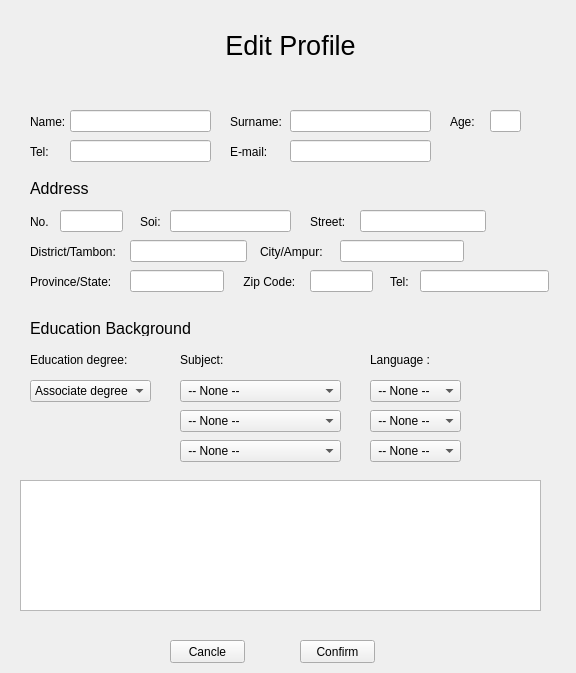
Before: the Qt Designer form ui_form/Edit_Create_User_Profile.ui in Sirawap/PathFinder-Project, drawn with Qt 5.
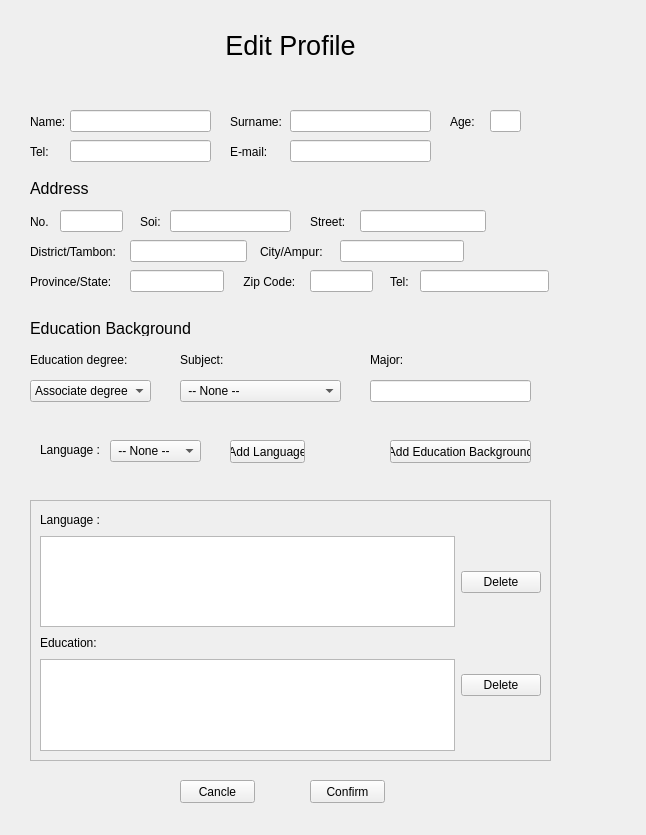
After: the same form once the commit is applied. Icons and pictures are not drawn.

```diff
--- a/ui_form/Edit_Create_User_Profile.ui
+++ b/ui_form/Edit_Create_User_Profile.ui
@@ -6,8 +6,8 @@
    <rect>
     <x>0</x>
     <y>0</y>
-    <width>576</width>
-    <height>673</height>
+    <width>646</width>
+    <height>835</height>
    </rect>
   </property>
   <property name="windowTitle">
@@ -136,21 +136,11 @@
     <string>Subject:</string>
    </property>
   </widget>
-  <widget class="QListWidget" name="listWidget_ED_background">
-   <property name="geometry">
-    <rect>
-     <x>20</x>
-     <y>480</y>
-     <width>521</width>
-     <height>131</height>
-    </rect>
-   </property>
-  </widget>
   <widget class="QPushButton" name="pushButton_cancle_profile">
    <property name="geometry">
     <rect>
-     <x>170</x>
-     <y>640</y>
+     <x>180</x>
+     <y>780</y>
      <width>75</width>
      <height>23</height>
     </rect>
@@ -162,8 +152,8 @@
   <widget class="QPushButton" name="pushButton_confirm_profile">
    <property name="geometry">
     <rect>
-     <x>300</x>
-     <y>640</y>
+     <x>310</x>
+     <y>780</y>
      <width>75</width>
      <height>23</height>
     </rect>
@@ -555,86 +545,11 @@
     <string>Tel:</string>
    </property>
   </widget>
-  <widget class="QComboBox" name="comboBox_subject_2">
-   <property name="geometry">
-    <rect>
-     <x>180</x>
-     <y>410</y>
-     <width>161</width>
-     <height>22</height>
-    </rect>
-   </property>
-   <item>
-    <property name="text">
-     <string> -- None --</string>
-    </property>
-   </item>
-   <item>
-    <property name="text">
-     <string>Accounting</string>
-    </property>
-   </item>
-   <item>
-    <property name="text">
-     <string>Computer Science</string>
-    </property>
-   </item>
-   <item>
-    <property name="text">
-     <string>Engineering</string>
-    </property>
-   </item>
-   <item>
-    <property name="text">
-     <string>Business Administration</string>
-    </property>
-   </item>
-   <item>
-    <property name="text">
-     <string>Sociology/Social Work</string>
-    </property>
-   </item>
-   <item>
-    <property name="text">
-     <string>Mathematics/Statistics</string>
-    </property>
-   </item>
-   <item>
-    <property name="text">
-     <string>Psychology</string>
-    </property>
-   </item>
-   <item>
-    <property name="text">
-     <string>History/Political Science</string>
-    </property>
-   </item>
-   <item>
-    <property name="text">
-     <string>Healthcare</string>
-    </property>
-   </item>
-   <item>
-    <property name="text">
-     <string>Education</string>
-    </property>
-   </item>
-   <item>
-    <property name="text">
-     <string>Environmental Science</string>
-    </property>
-   </item>
-   <item>
-    <property name="text">
-     <string>Visual &amp; Performing Arts</string>
-    </property>
-   </item>
-  </widget>
   <widget class="QComboBox" name="register_language">
    <property name="geometry">
     <rect>
-     <x>370</x>
-     <y>380</y>
+     <x>110</x>
+     <y>440</y>
      <width>91</width>
      <height>22</height>
     </rect>
@@ -678,9 +593,9 @@
   <widget class="QLabel" name="label_20">
    <property name="geometry">
     <rect>
-     <x>370</x>
-     <y>350</y>
-     <width>101</width>
+     <x>40</x>
+     <y>440</y>
+     <width>61</width>
      <height>20</height>
     </rect>
    </property>
@@ -688,170 +603,218 @@
     <string>Language :</string>
    </property>
   </widget>
-  <widget class="QComboBox" name="register_language_2">
+  <widget class="QLabel" name="label_21">
    <property name="geometry">
     <rect>
      <x>370</x>
-     <y>410</y>
-     <width>91</width>
-     <height>22</height>
+     <y>350</y>
+     <width>101</width>
+     <height>20</height>
     </rect>
    </property>
-   <item>
-    <property name="text">
-     <string> -- None -- </string>
-    </property>
-   </item>
-   <item>
-    <property name="text">
-     <string>English</string>
-    </property>
-   </item>
-   <item>
-    <property name="text">
-     <string>Thai</string>
-    </property>
-   </item>
-   <item>
-    <property name="text">
-     <string>Chinese</string>
-    </property>
-   </item>
-   <item>
-    <property name="text">
-     <string>Spanish</string>
-    </property>
-   </item>
-   <item>
-    <property name="text">
-     <string>Japanese</string>
-    </property>
-   </item>
-   <item>
-    <property name="text">
-     <string>Korea</string>
-    </property>
-   </item>
+   <property name="text">
+    <string>Major:</string>
+   </property>
   </widget>
-  <widget class="QComboBox" name="comboBox_subject_3">
+  <widget class="QLineEdit" name="lineEdit_major">
    <property name="geometry">
     <rect>
-     <x>180</x>
-     <y>440</y>
+     <x>370</x>
+     <y>380</y>
      <width>161</width>
      <height>22</height>
     </rect>
    </property>
-   <item>
-    <property name="text">
-     <string> -- None --</string>
-    </property>
-   </item>
-   <item>
-    <property name="text">
-     <string>Accounting</string>
-    </property>
-   </item>
-   <item>
-    <property name="text">
-     <string>Computer Science</string>
-    </property>
-   </item>
-   <item>
-    <property name="text">
-     <string>Engineering</string>
-    </property>
-   </item>
-   <item>
-    <property name="text">
-     <string>Business Administration</string>
-    </property>
-   </item>
-   <item>
-    <property name="text">
-     <string>Sociology/Social Work</string>
-    </property>
-   </item>
-   <item>
-    <property name="text">
-     <string>Mathematics/Statistics</string>
-    </property>
-   </item>
-   <item>
-    <property name="text">
-     <string>Psychology</string>
-    </property>
-   </item>
-   <item>
-    <property name="text">
-     <string>History/Political Science</string>
-    </property>
-   </item>
-   <item>
-    <property name="text">
-     <string>Healthcare</string>
-    </property>
-   </item>
-   <item>
-    <property name="text">
-     <string>Education</string>
-    </property>
-   </item>
-   <item>
-    <property name="text">
-     <string>Environmental Science</string>
-    </property>
-   </item>
-   <item>
-    <property name="text">
-     <string>Visual &amp; Performing Arts</string>
-    </property>
-   </item>
+   <property name="text">
+    <string/>
+   </property>
   </widget>
-  <widget class="QComboBox" name="register_language_3">
+  <widget class="QPushButton" name="pushButton">
    <property name="geometry">
     <rect>
-     <x>370</x>
+     <x>390</x>
      <y>440</y>
-     <width>91</width>
-     <height>22</height>
+     <width>141</width>
+     <height>23</height>
     </rect>
    </property>
-   <item>
-    <property name="text">
-     <string> -- None -- </string>
+   <property name="text">
+    <string>Add Education Background</string>
+   </property>
+  </widget>
+  <widget class="QPushButton" name="pushButton_2">
+   <property name="geometry">
+    <rect>
+     <x>230</x>
+     <y>440</y>
+     <width>75</width>
+     <height>23</height>
+    </rect>
+   </property>
+   <property name="text">
+    <string>Add Language</string>
+   </property>
+  </widget>
+  <widget class="QScrollArea" name="scrollArea">
+   <property name="geometry">
+    <rect>
+     <x>30</x>
+     <y>500</y>
+     <width>521</width>
+     <height>261</height>
+    </rect>
+   </property>
+   <property name="widgetResizable">
+    <bool>true</bool>
+   </property>
+   <widget class="QWidget" name="scrollAreaWidgetContents">
+    <property name="geometry">
+     <rect>
+      <x>0</x>
+      <y>0</y>
+      <width>519</width>
+      <height>259</height>
+     </rect>
     </property>
-   </item>
-   <item>
-    <property name="text">
-     <string>English</string>
-    </property>
-   </item>
-   <item>
-    <property name="text">
-     <string>Thai</string>
-    </property>
-   </item>
-   <item>
-    <property name="text">
-     <string>Chinese</string>
-    </property>
-   </item>
-   <item>
-    <property name="text">
-     <string>Spanish</string>
-    </property>
-   </item>
-   <item>
-    <property name="text">
-     <string>Japanese</string>
-    </property>
-   </item>
-   <item>
-    <property name="text">
-     <string>Korea</string>
-    </property>
-   </item>
+    <layout class="QGridLayout" name="gridLayout">
+     <item row="0" column="0">
+      <layout class="QHBoxLayout" name="horizontalLayout">
+       <item>
+        <widget class="QLabel" name="label_22">
+         <property name="text">
+          <string>Language :</string>
+         </property>
+        </widget>
+       </item>
+       <item>
+        <spacer name="horizontalSpacer">
+         <property name="orientation">
+          <enum>Qt::Horizontal</enum>
+         </property>
+         <property name="sizeHint" stdset="0">
+          <size>
+           <width>338</width>
+           <height>20</height>
+          </size>
+         </property>
+        </spacer>
+       </item>
+      </layout>
+     </item>
+     <item row="1" column="0">
+      <layout class="QHBoxLayout" name="horizontalLayout_3">
+       <item>
+        <widget class="QTableWidget" name="tableWidget"/>
+       </item>
+       <item>
+        <layout class="QVBoxLayout" name="verticalLayout_2">
+         <item>
+          <spacer name="verticalSpacer">
+           <property name="orientation">
+            <enum>Qt::Vertical</enum>
+           </property>
+           <property name="sizeHint" stdset="0">
+            <size>
+             <width>20</width>
+             <height>18</height>
+            </size>
+           </property>
+          </spacer>
+         </item>
+         <item>
+          <widget class="QPushButton" name="pushButton_3">
+           <property name="text">
+            <string>Delete</string>
+           </property>
+          </widget>
+         </item>
+         <item>
+          <spacer name="verticalSpacer_2">
+           <property name="orientation">
+            <enum>Qt::Vertical</enum>
+           </property>
+           <property name="sizeHint" stdset="0">
+            <size>
+             <width>20</width>
+             <height>28</height>
+            </size>
+           </property>
+          </spacer>
+         </item>
+        </layout>
+       </item>
+      </layout>
+     </item>
+     <item row="2" column="0">
+      <layout class="QHBoxLayout" name="horizontalLayout_2">
+       <item>
+        <widget class="QLabel" name="label_23">
+         <property name="text">
+          <string>Education:</string>
+         </property>
+        </widget>
+       </item>
+       <item>
+        <spacer name="horizontalSpacer_2">
+         <property name="orientation">
+          <enum>Qt::Horizontal</enum>
+         </property>
+         <property name="sizeHint" stdset="0">
+          <size>
+           <width>358</width>
+           <height>20</height>
+          </size>
+         </property>
+        </spacer>
+       </item>
+      </layout>
+     </item>
+     <item row="3" column="0">
+      <layout class="QHBoxLayout" name="horizontalLayout_4">
+       <item>
+        <widget class="QTableWidget" name="tableWidget_2"/>
+       </item>
+       <item>
+        <layout class="QVBoxLayout" name="verticalLayout">
+         <item>
+          <spacer name="verticalSpacer_4">
+           <property name="orientation">
+            <enum>Qt::Vertical</enum>
+           </property>
+           <property name="sizeHint" stdset="0">
+            <size>
+             <width>20</width>
+             <height>28</height>
+            </size>
+           </property>
+          </spacer>
+         </item>
+         <item>
+          <widget class="QPushButton" name="pushButton_4">
+           <property name="text">
+            <string>Delete</string>
+           </property>
+          </widget>
+         </item>
+         <item>
+          <spacer name="verticalSpacer_3">
+           <property name="orientation">
+            <enum>Qt::Vertical</enum>
+           </property>
+           <property name="sizeHint" stdset="0">
+            <size>
+             <width>20</width>
+             <height>68</height>
+            </size>
+           </property>
+          </spacer>
+         </item>
+        </layout>
+       </item>
+      </layout>
+     </item>
+    </layout>
+   </widget>
   </widget>
  </widget>
  <resources>
```
Left out of the diff: 36 changed lines with no effect on the pictures.
